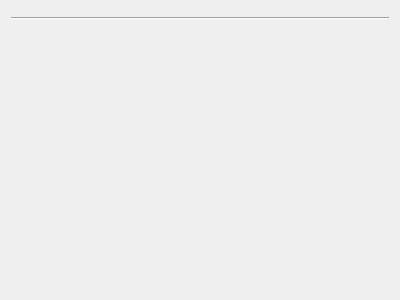
Qt form Application/Gui/About/DialogAboutLicenseWidget.ui (mzsoftsoftware/RollScript) before a commit.
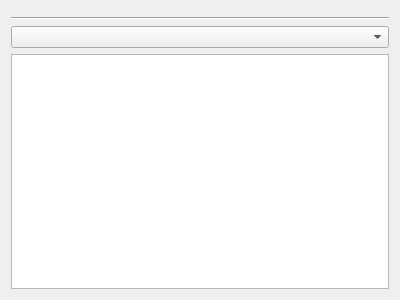
The same form after that commit. Custom widgets are drawn as their Qt base class.

Commit message: About Dialog -> License Tab filled with data.

The edit to the form file:
```diff
--- a/Application/Gui/About/DialogAboutLicenseWidget.ui
+++ b/Application/Gui/About/DialogAboutLicenseWidget.ui
@@ -25,30 +25,20 @@
     </widget>
    </item>
    <item>
-    <spacer name="verticalSpacer_Top">
-     <property name="orientation">
-      <enum>Qt::Orientation::Vertical</enum>
-     </property>
-     <property name="sizeHint" stdset="0">
-      <size>
-       <width>20</width>
-       <height>123</height>
-      </size>
-     </property>
-    </spacer>
+    <widget class="QComboBox" name="comboBox_Licenses"/>
    </item>
    <item>
-    <spacer name="verticalSpacer_Bottom">
-     <property name="orientation">
-      <enum>Qt::Orientation::Vertical</enum>
+    <widget class="QTextBrowser" name="textBrowser_License">
+     <property name="markdown">
+      <string notr="true"/>
      </property>
-     <property name="sizeHint" stdset="0">
-      <size>
-       <width>20</width>
-       <height>122</height>
-      </size>
+     <property name="acceptRichText">
+      <bool>false</bool>
      </property>
-    </spacer>
+     <property name="openLinks">
+      <bool>false</bool>
+     </property>
+    </widget>
    </item>
   </layout>
  </widget>
```
The commit also changes 22 other files.
